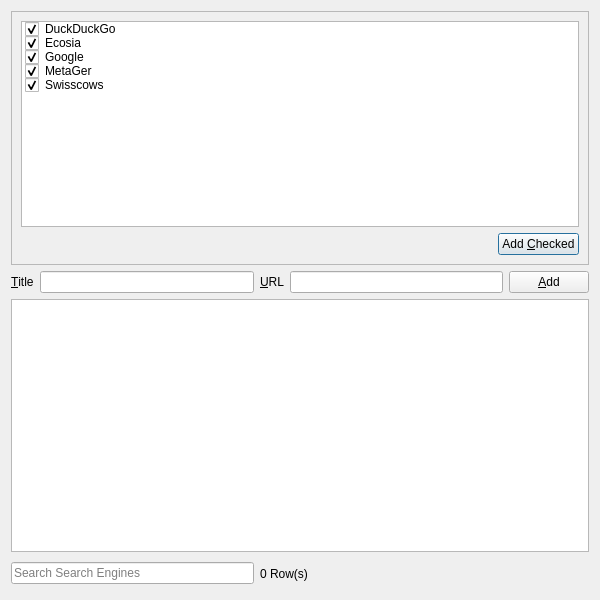
First picture: the form in 2.x/UI/dooble_search_engines_popup.ui, repository textbrowser/dooble, before the edit.
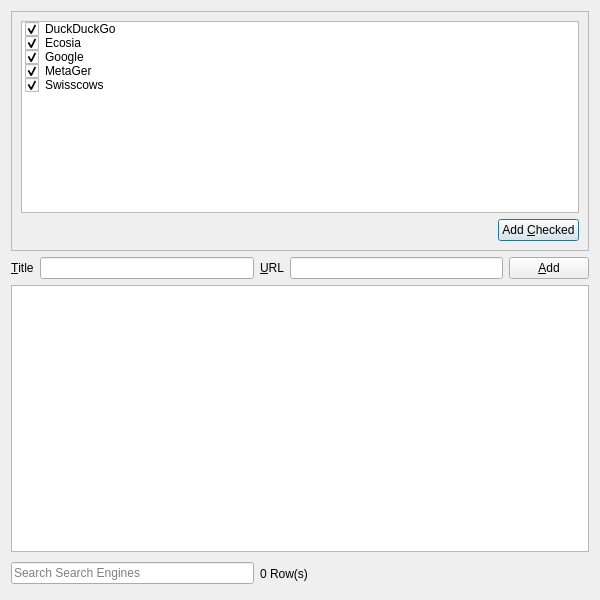
Second picture: the form after the edit. Icons and pictures are not drawn. Custom widgets are drawn as their Qt base class.

Commit message: Comfortable search engines.

```diff
--- a/2.x/UI/dooble_search_engines_popup.ui
+++ b/2.x/UI/dooble_search_engines_popup.ui
@@ -29,6 +29,12 @@
      <layout class="QVBoxLayout" name="verticalLayout_2">
       <item>
        <widget class="QListWidget" name="predefined">
+        <property name="sizePolicy">
+         <sizepolicy hsizetype="Expanding" vsizetype="Maximum">
+          <horstretch>0</horstretch>
+          <verstretch>0</verstretch>
+         </sizepolicy>
+        </property>
         <item>
          <property name="text">
           <string>DuckDuckGo</string>
```
The commit also changes 4 other files.
